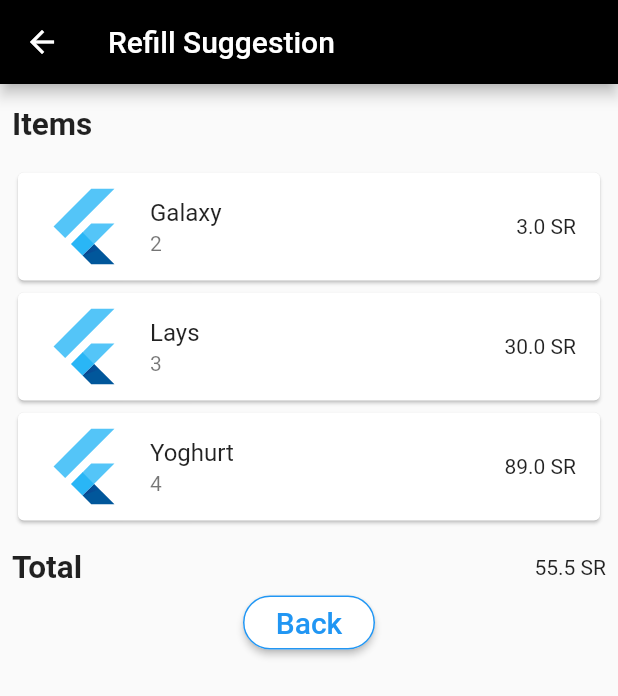
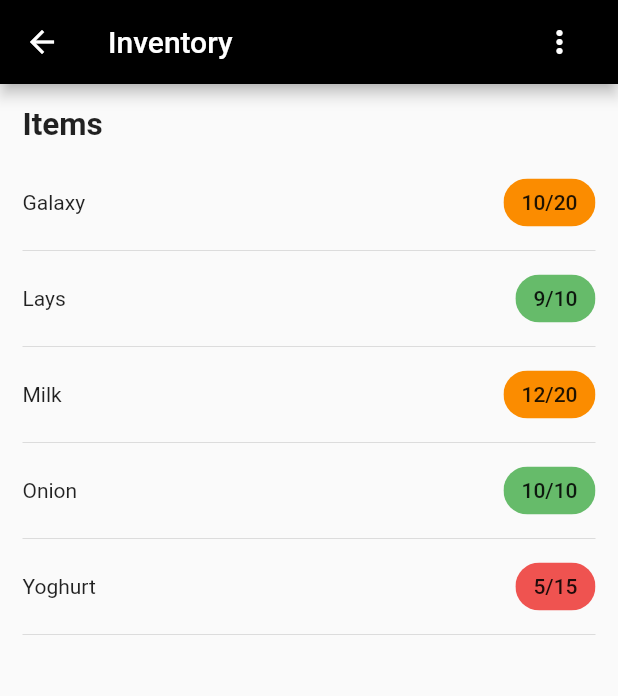
Before and after one commit to iChicago/homathon, a Flutter app: the screen it shows after launch, after a tap on an icon or button, on a phone screen of 412 x 824 dp. Shown: the top 696 px of the screen. Run offline on Flutter 3.47's test engine with Material 2 defaults, Android fonts, the light colour scheme and no system bars; our stand-ins replace font_awesome_flutter, google_maps_flutter, location.

Commit message:
added inventroy page

```diff
--- a/mobile_store_driver/lib/constants.dart
+++ b/mobile_store_driver/lib/constants.dart
@@ -16,4 +16,16 @@
   static const String cancleOrder = 'Cancle';
 
   static const List<String> orderDetailsChoices = <String>[cancleOrder];
+
+  static const String urgentRefill = 'High';
+  static const String canWaitRefill = 'Medium';
+  static const String noNeedRefill = 'Low';
+  static const String allRefill = 'All';
+
+  static const List<String> refillSortChoices = <String>[
+    urgentRefill,
+    canWaitRefill,
+    noNeedRefill,
+    allRefill
+  ];
 }
--- /dev/null
+++ b/mobile_store_driver/lib/inventory_page.dart
@@ -0,0 +1,152 @@
+import 'package:flutter/material.dart';
+import 'constants.dart';
+import 'common_widgets.dart';
+import 'orders.dart';
+
+class InventoryPage extends StatefulWidget {
+  const InventoryPage({
+    Key key,
+  }) : super(key: key);
+
+  @override
+  _InventoryPageState createState() => _InventoryPageState();
+}
+
+class _InventoryPageState extends State<InventoryPage> {
+  static List<Item> backupItems = [
+    Item(
+      itemName: 'Galaxy',
+      quantity: 20,
+      remaining: 10,
+    ),
+    Item(
+      itemName: 'Lays',
+      quantity: 10,
+      remaining: 9,
+    ),
+    Item(
+      itemName: 'Milk',
+      quantity: 20,
+      remaining: 12,
+    ),
+    Item(
+      itemName: 'Onion',
+      quantity: 10,
+      remaining: 10,
+    ),
+    Item(
+      itemName: 'Yoghurt',
+      quantity: 15,
+      remaining: 5,
+    )
+  ];
+  List<Item> items = [...backupItems];
+
+  @override
+  Widget build(BuildContext context) {
+    return Scaffold(
+      appBar: AppBar(
+        title: Text('Inventory'),
+        actions: <Widget>[
+          Padding(
+            padding: const EdgeInsets.only(right: 15.0),
+            child: PopupMenuButton<String>(
+              onSelected: choiceAction,
+              itemBuilder: (BuildContext context) {
+                return Constants.refillSortChoices.map((String choice) {
+                  return PopupMenuItem<String>(
+                    value: choice,
+                    child: Text(choice),
+                  );
+                }).toList();
+              },
+            ),
+          )
+        ],
+      ),
+      body: Padding(
+        padding: const EdgeInsets.fromLTRB(15.0, 15.0, 15.0, 0.0),
+        child: Column(
+          mainAxisAlignment: MainAxisAlignment.spaceBetween,
+          crossAxisAlignment: CrossAxisAlignment.start,
+          children: <Widget>[
+            Column(
+              crossAxisAlignment: CrossAxisAlignment.start,
+              children: <Widget>[
+                H1('Items'),
+                SizedBox(
+                  height: 15,
+                ),
+                Column(
+                  crossAxisAlignment: CrossAxisAlignment.start,
+                  children: [
+                    ...items
+                        .map(
+                          (item) => new Column(
+                            children: <Widget>[
+                              Row(
+                                children: <Widget>[
+                                  Expanded(child: Text(item.itemName)),
+                                  Chip(
+                                    label: Text(item.remaining.toString() +
+                                        '/' +
+                                        item.quantity.toString()),
+                                    backgroundColor: _itemStatusColor(
+                                        item.remaining, item.quantity),
+                                  )
+                                ],
+                              ),
+                              Divider(),
+                            ],
+                          ),
+                        )
+                        .toList(),
+                    SizedBox(
+                      height: 30,
+                    ),
+                  ],
+                ),
+              ],
+            ),
+          ],
+        ),
+      ),
+    );
+  }
+
+  void choiceAction(String choice) {
+    setState(() {
+      if (choice == Constants.allOrders) {
+        items = backupItems;
+      } else {
+        items =
+            backupItems.where((i) => _itemsSortDecision(i, choice)).toList();
+      }
+    });
+  }
+
+  bool _itemsSortDecision(Item i, String choice) {
+    double percentage = i.remaining / i.quantity;
+    if (choice == Constants.noNeedRefill) {
+      return (percentage >= 0.8);
+    }
+    if (choice == Constants.canWaitRefill) {
+      return (percentage < 0.8 && percentage >= 0.5);
+    }
+    if (choice == Constants.urgentRefill) {
+      return (percentage < 0.5);
+    }
+    return false;
+  }
+
+  Color _itemStatusColor(int remaining, int quantity) {
+    double percentage = remaining / quantity;
+    if (percentage >= 0.8) {
+      return Colors.green.shade400;
+    } else if (percentage < 0.8 && percentage >= 0.5) {
+      return Colors.orange.shade600;
+    } else {
+      return Colors.red.shade400;
+    }
+  }
+}
--- a/mobile_store_driver/lib/main.dart
+++ b/mobile_store_driver/lib/main.dart
@@ -1,5 +1,6 @@
 import 'package:flutter/material.dart';
 import 'package:font_awesome_flutter/font_awesome_flutter.dart';
+import 'package:mobile_store_driver/inventory_page.dart';
 import 'package:mobile_store_driver/orders.dart';
 import 'package:mobile_store_driver/refil_reminder_page.dart';
 
@@ -38,7 +39,7 @@
         child: FaIcon(FontAwesomeIcons.store),
         onPressed: () {
           Navigator.push(context,
-              MaterialPageRoute(builder: (context) => RefillReminderPage()));
+              MaterialPageRoute(builder: (context) => InventoryPage()));
         },
       ),
       appBar: AppBar(
--- a/mobile_store_driver/lib/order_details_page.dart
+++ b/mobile_store_driver/lib/order_details_page.dart
@@ -1,6 +1,5 @@
 import 'package:flutter/material.dart';
 import 'package:font_awesome_flutter/font_awesome_flutter.dart';
-import 'package:mobile_store_driver/cancel_order_page.dart';
 import 'package:mobile_store_driver/gmap.dart';
 import 'package:url_launcher/url_launcher.dart';
 import 'constants.dart';
--- a/mobile_store_driver/lib/orders.dart
+++ b/mobile_store_driver/lib/orders.dart
@@ -19,11 +19,17 @@
 }
 
 class Item {
-  Item({this.itemName, this.quantity, this.totalPrice, this.image});
+  Item(
+      {this.itemName,
+      this.quantity,
+      this.totalPrice,
+      this.image,
+      this.remaining});
   String itemName;
   int quantity;
   double totalPrice;
   Image image;
+  int remaining;
 }
 
 class Orders {
```
